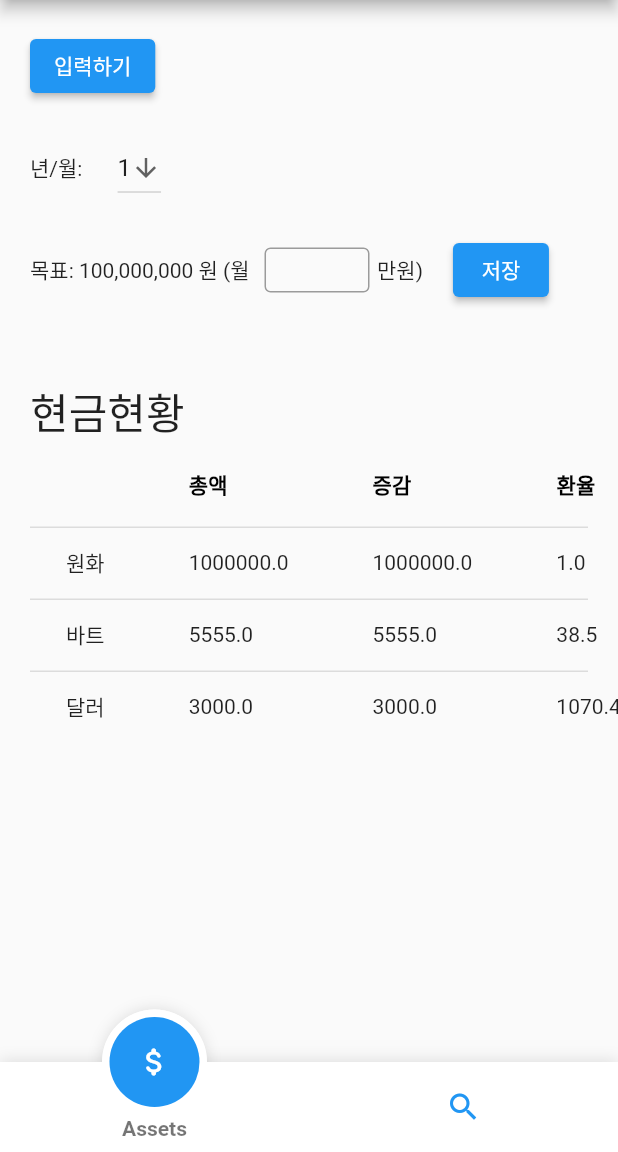
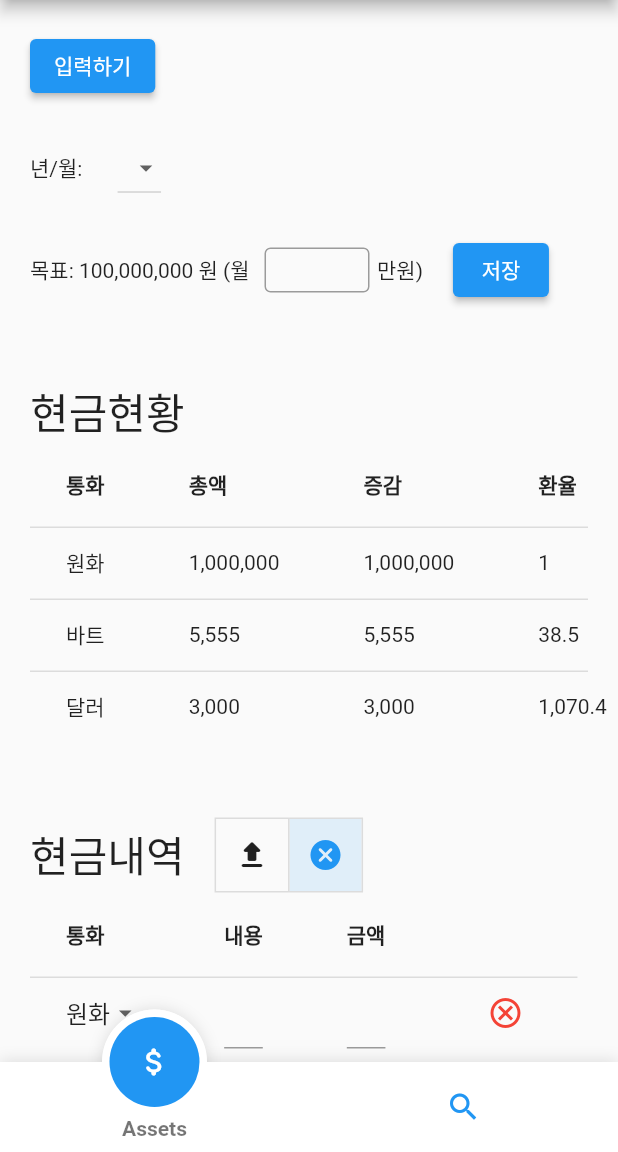
Before and after one commit to kammaii/asset_mng, a Flutter app: the screen it shows after launch, on a phone screen of 412 x 824 dp, the part 84-1236 px from its top. Run offline on Flutter 3.47's test engine with Material 2 defaults, Android fonts, the phone set to English and light mode, and no system bars; drawn by our look-alikes of fancy_bottom_navigation; our stand-ins replace fl_chart; missing offline and left inert: web_scraper.

Commit message:
asset detail

```diff
--- a/lib/cash_asset.dart
+++ b/lib/cash_asset.dart
@@ -1,3 +1,5 @@
+
+import 'package:intl/intl.dart';
 
 class CashAsset {
 
--- /dev/null
+++ b/lib/cash_detail.dart
@@ -0,0 +1,22 @@
+class CashDetail {
+  String currency;
+  String title;
+  double amount;
+
+  CashDetail([this.currency = '원화', this.title = '', this.amount = 0]);
+
+  static const String CURRENCY = 'currency';
+  static const String TITLE = 'title';
+  static const String AMOUNT = 'amount';
+
+  CashDetail.fromJson(Map<String, dynamic> json) :
+        currency = json[CURRENCY],
+        title = json[TITLE],
+        amount = json[AMOUNT];
+
+  Map<String, dynamic> toJson() => {
+    CURRENCY : currency,
+    TITLE : title,
+    AMOUNT : amount
+  };
+}
--- a/lib/main_cash_flow.dart
+++ b/lib/main_cash_flow.dart
@@ -1,5 +1,6 @@
 import 'dart:convert';
 import 'package:asset_mng/cash_asset.dart';
+import 'package:asset_mng/cash_detail.dart';
 import 'package:flutter/material.dart';
 import 'package:intl/intl.dart';
 
@@ -11,16 +12,19 @@ class CashFlow extends StatefulWidget {
 }
 
 class _CashFlowState extends State<CashFlow> {
-  String dropdownValue = '21년 7월';
-  List<String> dropdownItems = ['1', '2', '3', '4'];
-  double assetGoal = 100000000;
+  static const String CASH_REPORT = 'cashReport';
+  static const String CASH_DETAIL = 'cashDetail';
+  late String date;
+  List<String> dateDropdownList = ['', '1', '2', '3', '4'];  // todo: 년/월 데이터 받기
+  List<String> currencyDropdownList = ['원화', '달러', '바트']; // todo: 입력받을 수 있는 기능 만들기
+  double assetGoal = 100000000; // todo: 샘플값
   var f = NumberFormat('###,###,###,###.##');
   final textFieldController = TextEditingController();
   late String monthlyGoal;
+  List<bool> isSelected = [false, true];
 
-  List<Map<String, dynamic>> cashDataList = [];
-
-  static const String CASH_REPORT = 'cashReport';
+  List<CashAsset> cashDataList = [];
+  List<CashDetail> cashDetailList = [];
 
   List<String> cashJsonList = [ // todo: 샘플 현금 현황 (실재 DB에서 받는 데이터 형태)
     jsonEncode(CashAsset('원화', 1000000, 1, '생활비')),
@@ -34,20 +38,23 @@ class _CashFlowState extends State<CashFlow> {
   @override
   void initState() {
     super.initState();
+    date = '';
     monthlyGoal = ""; // todo: 저장된 값 가져오기
     textFieldController.addListener(() {
       monthlyGoal = textFieldController.text;
     });
 
-    // json 리스트를 Map 리스트로 변경
+    // json 리스트를 CashAsset 리스트로 변경
     for(String cashData in cashJsonList) {
-      cashDataList.add(jsonDecode(cashData));
+      cashDataList.add(CashAsset.fromJson(jsonDecode(cashData)));
     }
+    //todo: date를 선택했을 때 현금,투자 내역을 받아서 리스트로 변경
   }
 
   @override
   Widget build(BuildContext context) {
-    return Padding(
+    return SingleChildScrollView(
+      child: Padding(
         padding: const EdgeInsets.all(20.0),
         child: Column(
           crossAxisAlignment: CrossAxisAlignment.start,
@@ -66,23 +73,7 @@ class _CashFlowState extends State<CashFlow> {
               children: [
                 Text('년/월: '),
                 SizedBox(width: 20),
-              DropdownButton(
-                value: '1',
-                icon: Icon(Icons.arrow_downward),
-                iconSize: 20,
-                elevation: 10,
-                onChanged: (String? newValue) {
-                  setState(() {
-                    dropdownValue = newValue!;
-                  });
-                },
-                items: dropdownItems.map<DropdownMenuItem<String>>((String value) {
-                  return DropdownMenuItem<String>(
-                    value: value,
-                    child: Text(value),
-                  );
-                }).toList()
-              )
+                getDropDownButton(date, dateDropdownList)
               ],
             ),
             SizedBox(height: 20.0),
@@ -99,7 +90,7 @@ class _CashFlowState extends State<CashFlow> {
                       labelText: monthlyGoal,
                       border: OutlineInputBorder(),
                       contentPadding: EdgeInsets.only(
-                      bottom: 15,  // HERE THE IMPORTANT PART
+                        bottom: 15
                       ),
                     ),
                     textAlign: TextAlign.center,
@@ -118,8 +109,26 @@ class _CashFlowState extends State<CashFlow> {
             ),
             SizedBox(height: 50),
             Text('현금현황', textScaleFactor: 2),
-          makeTable(CASH_REPORT)
+            makeTable(CASH_REPORT),
+            SizedBox(height: 50),
+            getToggleButton('현금내역'),
+            Column(
+              mainAxisAlignment: MainAxisAlignment.center,
+              children: [
+                makeTable(CASH_DETAIL),
+                SizedBox(height: 20),
+                IconButton(
+                  icon: Icon(Icons.add_circle_outline_rounded, color: Theme.of(context).colorScheme.primary),
+                  onPressed: () {
+                    setState(() {
+                      cashDetailList.add(CashDetail());
+                    });
+                  },
+                )
               ],
+            )
+          ],
+        ),
       ),
     );
   }
@@ -130,30 +139,102 @@ class _CashFlowState extends State<CashFlow> {
 
     switch (type) {
       case CASH_REPORT :
-        List<String> columns = ['','총액','증감','환율'];
-        dataColumn = List<DataColumn>.generate(columns.length, (index) => getColumn(columns[index]));
+        List<String> columns = ['통화','총액','증감','환율'];
+        dataColumn = List<DataColumn>.generate(columns.length, (index) => DataColumn(label: Text(columns[index])));
         dataRow = List<DataRow>.generate(cashDataList.length, (index) =>
           DataRow(
             cells: [
-              DataCell(Text(cashDataList[index][CashAsset.CURRENCY])),
-              DataCell(Text(cashDataList[index][CashAsset.AMOUNT].toString())),
-              DataCell(Text(cashDataList[index][CashAsset.AMOUNT].toString())), // todo: 환율 및 현금변동내역 반영할 것
-              DataCell(Text(exchangeRate[index].toString())),
+              DataCell(Text(cashDataList[index].currency)),
+              DataCell(Text(f.format(cashDataList[index].amount))),
+              DataCell(Text(f.format(cashDataList[index].amount))), // todo: 환율 및 현금변동내역 반영할 것
+              DataCell(Text(f.format(exchangeRate[index]))),
             ]
           )
         );
         break;
+
+      case CASH_DETAIL :
+        List<String> columns = ['통화','내용','금액', ''];
+        dataColumn = List<DataColumn>.generate(columns.length, (index) => DataColumn(label: Text(columns[index])));
+        if(cashDetailList.isEmpty) {
+          CashDetail cashDetail = CashDetail();
+          dataRow = [
+            DataRow(
+              cells: [
+                DataCell(getDropDownButton(cashDetail.currency, currencyDropdownList)),
+                DataCell(TextField()),
+                DataCell(TextField()),
+                DataCell(IconButton(onPressed: (){}, icon: Icon(Icons.cancel_outlined, color: Colors.red)))
+              ]
+            )
+          ];
+        } else {
+          dataRow = List<DataRow>.generate(cashDetailList.length, (index) =>
+              DataRow(
+                  cells: [
+                    DataCell(getDropDownButton(cashDetailList[index].currency, currencyDropdownList)),
+                    DataCell(Text(cashDetailList[index].title)),
+                    DataCell(Text(f.format(cashDetailList[index].amount))),
+                    DataCell(IconButton(onPressed: (){}, icon: Icon(Icons.cancel_outlined, color: Colors.red)))
+                  ]
+              )
+          );
+        }
+        break;
     }
 
     return DataTable(
+      headingTextStyle: TextStyle(fontWeight: FontWeight.bold),
       columns: dataColumn,
       rows: dataRow,
     );
   }
 
-  DataColumn getColumn(String label) {
-    return DataColumn(
-      label: Text(label, style: TextStyle(fontWeight: FontWeight.bold))
+  DropdownButton getDropDownButton(String value, List<String> list) {
+    return DropdownButton(
+        value: value,
+        icon: Icon(Icons.arrow_drop_down),
+        iconSize: 20,
+        elevation: 10,
+        onChanged: (dynamic newValue) {
+          setState(() {
+            value = newValue!;  //todo: value 값이 안 바뀜
+          });
+        },
+        items: list.map<DropdownMenuItem<String>>((String value) {
+          return DropdownMenuItem<String>(
+            value: value,
+            child: Text(value),
+          );
+        }).toList()
+    );
+  }
+
+
+  Row getToggleButton(String title) {
+    return Row(
+      children: [
+        Text(title, textScaleFactor: 2),
+        SizedBox(width: 20),
+        ToggleButtons(
+          children: [
+            Icon(Icons.upload_rounded),
+            Icon(Icons.cancel_rounded)
+          ],
+          onPressed: (int index) {
+            setState(() {
+              for (int buttonIndex = 0; buttonIndex < isSelected.length; buttonIndex++) {
+                if (buttonIndex == index) {
+                  isSelected[buttonIndex] = true;
+                } else {
+                  isSelected[buttonIndex] = false;
+                }
+              }
+            });
+          },
+          isSelected: isSelected,
+        )
+      ],
     );
   }
 }
```
Lines whose indentation alone changed are shown as unchanged.
